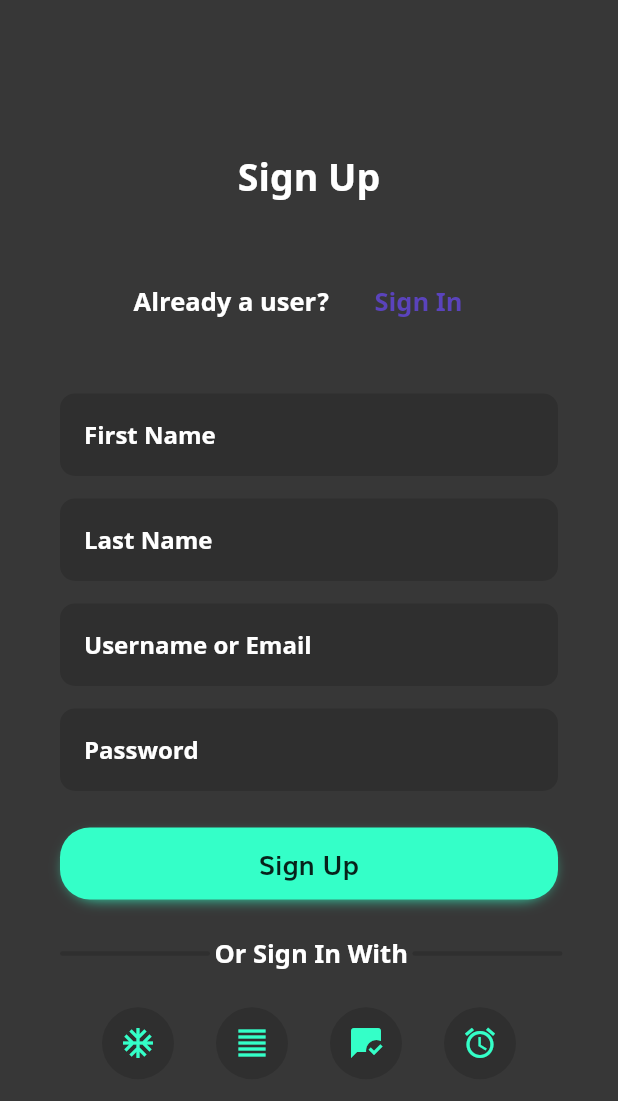
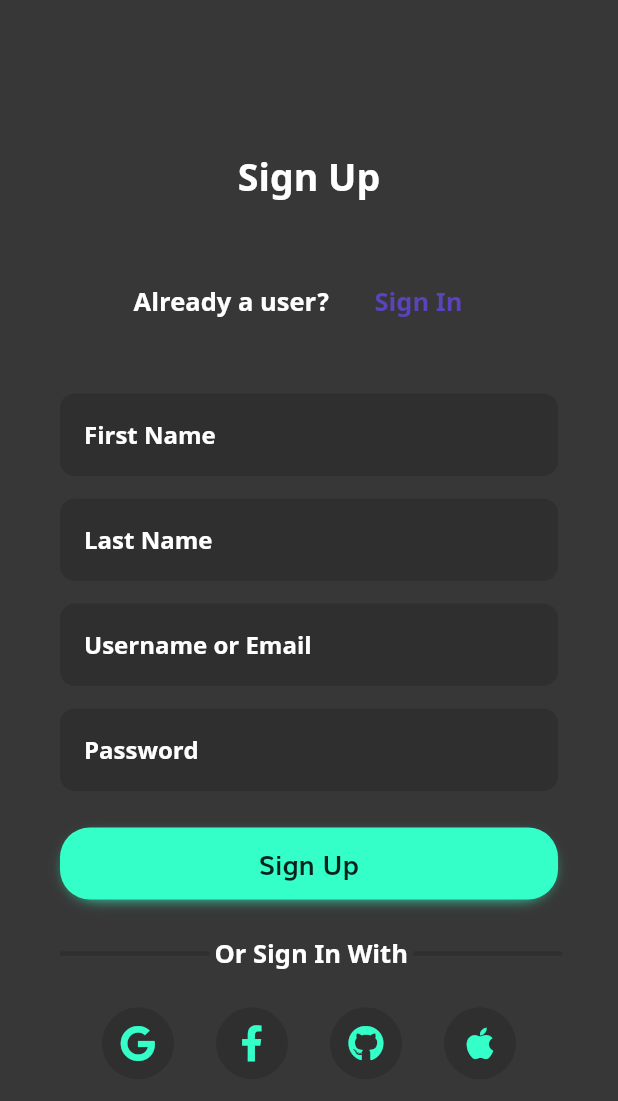
Before and after one commit to AkhilR0/Codr, a Flutter app: the screen it shows after launch, after a tap on "Create an Account", on a phone screen of 412 x 824 dp. Shown: the top 1101 px of the screen. Run offline on Flutter 3.47's test engine with Material 2 defaults, Android fonts, the phone set to English and light mode, and no system bars; our stand-ins replace firebase_auth, firebase_core, flutter_chips_input, font_awesome_flutter, google_sign_in; missing offline and left inert: flutter_facebook_auth, github_sign_in; accounts and stored records are empty.

Commit message:
adding proper icons

```diff
--- a/lib/signIn.dart
+++ b/lib/signIn.dart
@@ -1,5 +1,6 @@
 import 'package:flutter/material.dart';
 import 'package:firebase_auth/firebase_auth.dart';
+import 'package:font_awesome_flutter/font_awesome_flutter.dart';
 import 'auth.dart';
 import 'signUp.dart';
 import 'pageAnimation.dart';
@@ -162,13 +163,13 @@
             Row(
               mainAxisAlignment: MainAxisAlignment.spaceEvenly,
               children: [
-                SignInOption(Icons.ac_unit, Theme.of(context).primaryColor, 1),
-                SignInOption(Icons.format_align_justify_outlined,
+                SignInOption(FaIcon(FontAwesomeIcons.google).icon, Theme.of(context).primaryColor, 1),
+                SignInOption(FaIcon(FontAwesomeIcons.facebookF).icon,
                     Theme.of(context).primaryColor, 2),
                 SignInOption(
-                    Icons.mark_chat_read, Theme.of(context).primaryColor, 3),
+                    FaIcon(FontAwesomeIcons.github).icon, Theme.of(context).primaryColor, 3),
                 SignInOption(
-                    Icons.access_alarms, Theme.of(context).primaryColor, 4),
+                    FaIcon(FontAwesomeIcons.apple).icon, Theme.of(context).primaryColor, 4),
               ],
             ),
             Row(
--- a/lib/signUp.dart
+++ b/lib/signUp.dart
@@ -1,4 +1,5 @@
 import 'package:flutter/material.dart';
+import 'package:font_awesome_flutter/font_awesome_flutter.dart';
 import 'signIn.dart';
 import 'package:firebase_auth/firebase_auth.dart';
 import 'pageAnimation.dart';
@@ -167,13 +168,13 @@
             Row(
               mainAxisAlignment: MainAxisAlignment.spaceEvenly,
               children: [
-                SignInOption(Icons.ac_unit, Theme.of(context).primaryColor, 1),
-                SignInOption(Icons.format_align_justify_outlined,
+                SignInOption(FaIcon(FontAwesomeIcons.google).icon, Theme.of(context).primaryColor, 1),
+                SignInOption(FaIcon(FontAwesomeIcons.facebookF).icon,
                     Theme.of(context).primaryColor, 2),
                 SignInOption(
-                    Icons.mark_chat_read, Theme.of(context).primaryColor, 3),
+                    FaIcon(FontAwesomeIcons.github).icon, Theme.of(context).primaryColor, 3),
                 SignInOption(
-                    Icons.access_alarms, Theme.of(context).primaryColor, 4),
+                    FaIcon(FontAwesomeIcons.apple).icon, Theme.of(context).primaryColor, 4),
               ],
             ),
           ],
```
